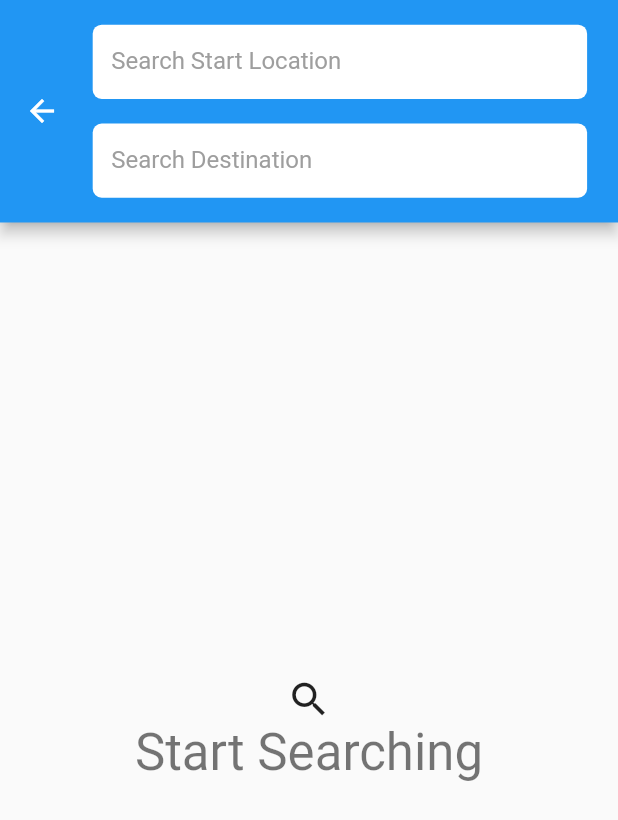
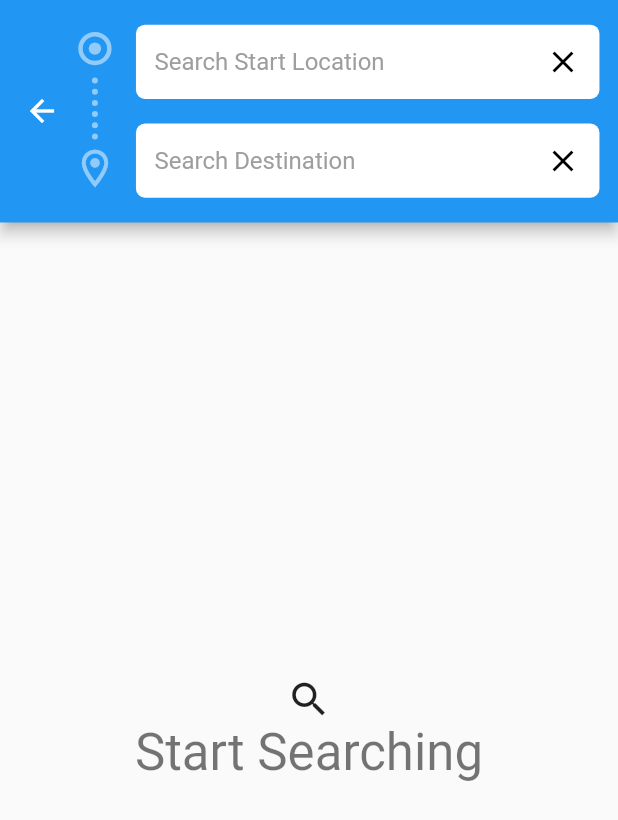
Before and after one commit to eeyla2/Final_year_projectt, a Flutter app: the DoubleSearchBarView screen opened by its route, on a phone screen of 412 x 824 dp. Shown: the top 820 px of the screen. Run offline on Flutter 3.47's test engine with Material 2 defaults, Android fonts, the phone set to English and light mode, and no system bars; our stand-ins replace cloud_firestore, connectivity_plus, firebase_auth, firebase_core, firebase_storage, flutter_spinkit and 5 more; missing offline and left inert: directed_graph; accounts and stored records are empty; network calls fail.

Commit message:
only final touches needs to be added to the map

```diff
--- a/lib/constants/nodes_var.dart
+++ b/lib/constants/nodes_var.dart
@@ -3,4 +3,5 @@ class NodesVar {
   static String name = 'name';
   static String x = 'x';
   static String y = 'y';
+
 }
--- a/lib/constants/route_points_var.dart
+++ b/lib/constants/route_points_var.dart
@@ -4,4 +4,5 @@ class RoutePointsVar {
   static String points = 'points';
   static String position = 'position';
   static String journeyName = 'journey_name';
+  static String weightClass='weight_class';
 }
--- a/lib/constants/routes_map_var.dart
+++ b/lib/constants/routes_map_var.dart
@@ -6,4 +6,5 @@ class RouteMapsVar {
   static String mapURL = 'map_url';
   static String totalWeight = 'total_weight';
   static String weightClass = 'weight_class';
+
 }
--- a/lib/main.dart
+++ b/lib/main.dart
@@ -42,8 +42,8 @@ Future<void> main() async {
           registerRoute: (context) => const RegisterView(),
           mapsRoute: (context) => const MainView(),
           verifyEmailRoute: (context) => const VerifyEmailView(),
-          newMapsRoute: (context) => const NewMapsView(startLocation: '',destination: '',),
-          doubleSearchBarRoute: (context) => const DoubleSearchBarView(),
+          newMapsRoute: (context) => const NewMapsView(startLocation: '',destination: '',weightClass: 1,),
+          doubleSearchBarRoute: (context) => const DoubleSearchBarView(weightClass: 1,),
         }),
   );
 }
--- a/lib/models/route_points.dart
+++ b/lib/models/route_points.dart
@@ -2,11 +2,12 @@ import 'package:cloud_firestore/cloud_firestore.dart';
 import 'package:legsfree/constants/route_points_var.dart';
 
 class RoutePointsModel {
-  int? position;
+  int? position,weightClass;
   String? location1, location2, points, journeyName;
   RoutePointsModel(
       {required this.location1,
       required this.location2,
+      required this.weightClass,
       required this.points,
       required this.position,
       required this.journeyName});
@@ -14,6 +15,7 @@ class RoutePointsModel {
       RoutePointsModel(
         location1: json[RoutePointsVar.location1].toString(),
         location2: json[RoutePointsVar.location2].toString(),
+        weightClass: json[RoutePointsVar.weightClass] as int,
         points: json[RoutePointsVar.points].toString(),
         position: json[RoutePointsVar.position] as int,
         journeyName: json[RoutePointsVar.journeyName].toString(),
@@ -23,6 +25,7 @@ class RoutePointsModel {
       RoutePointsVar.location1: location1,
       RoutePointsVar.location2: location2,
       RoutePointsVar.points: points,
+      RoutePointsVar.weightClass:weightClass,
       RoutePointsVar.position: position,
       RoutePointsVar.journeyName: journeyName,
     };
@@ -33,6 +36,7 @@ class RoutePointsModel {
     location2 = doc[RoutePointsVar.location2].toString();
     points = doc[RoutePointsVar.points].toString();
     position = doc[RoutePointsVar.position] as int;
+    weightClass=doc[RoutePointsVar.weightClass]as int;
     journeyName = doc[RoutePointsVar.journeyName].toString();
   }
 }
--- a/lib/views/maps/double_search_bar_view.dart
+++ b/lib/views/maps/double_search_bar_view.dart
@@ -6,8 +6,8 @@ import 'package:legsfree/services/local%20db%20helper/local_db_helper.dart';
 import 'package:legsfree/views/maps/new_maps_view.dart';
 
 class DoubleSearchBarView extends StatefulWidget {
-  const DoubleSearchBarView({super.key});
-
+  const DoubleSearchBarView({super.key, required this.weightClass});
+  final int weightClass;
   @override
   State<DoubleSearchBarView> createState() => _DoubleSearchBarViewState();
 }
@@ -50,14 +50,57 @@ class _DoubleSearchBarViewState extends State<DoubleSearchBarView> {
 
   @override
   Widget build(BuildContext context) {
+    print('WEIGHT CLASS ${widget.weightClass}');
     final size = MediaQuery.of(context).size;
     return Scaffold(
       appBar: AppBar(
         toolbarHeight: size.height * 0.18,
         //BACK BUTTON
-        leading: BackButton(),
+        leading: const BackButton(),
         //SEARCH FIELDS
         actions: [
+          Row(
+            children: [
+              Column(
+                mainAxisAlignment: MainAxisAlignment.center,
+                children: [
+                  Container(
+                    height: size.height * 0.027,
+                    width: size.width * 0.06,
+                    decoration: BoxDecoration(
+                        border: Border.all(
+                            color: Colors.white.withOpacity(0.5), width: 3),
+                        shape: BoxShape.circle),
+                    child: Padding(
+                      padding: const EdgeInsets.all(4),
+                      child: CircleAvatar(
+                        radius: size.width * 0.03,
+                        backgroundColor: Colors.white.withOpacity(0.5),
+                      ),
+                    ),
+                  ),
+                  SizedBox(height: size.height * 0.01),
+                  SizedBox(
+                    height: size.height * 0.05,
+                    child: Column(
+                      mainAxisAlignment: MainAxisAlignment.spaceBetween,
+                      children: [
+                        ...List.generate(
+                            6,
+                            (index) => CircleAvatar(
+                                  radius: 2,
+                                  backgroundColor:
+                                      Colors.white.withOpacity(0.5),
+                                ))
+                      ],
+                    ),
+                  ),
+                  SizedBox(height: size.height * 0.005),
+                  Icon(Icons.location_on_outlined,
+                      size: 30, color: Colors.white.withOpacity(0.5))
+                ],
+              ),
+              SizedBox(width: size.width * 0.03),
               Column(
                 children: [
                   _searchField(
@@ -67,7 +110,12 @@ class _DoubleSearchBarViewState extends State<DoubleSearchBarView> {
                           ? 'Search Start Location'
                           : selectedStartLocation,
                       selectedStartLocation == '' ? true : false,
-                  selectedStartLocation == '' ? Colors.grey : Colors.black),
+                      selectedStartLocation == '' ? Colors.grey : Colors.black,
+                      () {
+                    selectedStartLocation = '';
+                    startLocation.clear();
+                    setState(() {});
+                  }),
                   _searchField(
                       size,
                       destination,
@@ -79,7 +127,15 @@ class _DoubleSearchBarViewState extends State<DoubleSearchBarView> {
                           : selectedDestination == ''
                               ? true
                               : false,
-                  selectedDestination == '' ? Colors.grey : Colors.black)
+                      selectedDestination == '' ? Colors.grey : Colors.black,
+                      () {
+                    selectedDestination = '';
+                    destination.clear();
+                    setState(() {});
+                  }),
+                ],
+              ),
+              SizedBox(width: size.width * 0.03),
             ],
           )
         ],
@@ -115,7 +171,9 @@ class _DoubleSearchBarViewState extends State<DoubleSearchBarView> {
                           .where((item) => item.name!
                               .toLowerCase()
                               .contains(destination.text.toLowerCase()))
-                          .map((item) => ListTile(
+                          .map((item) {
+                        if (selectedStartLocation != item.name) {
+                          return ListTile(
                             title: Text(item.name!),
                             subtitle: const Text('University Park Campus'),
                             onTap: () {
@@ -125,8 +183,11 @@ class _DoubleSearchBarViewState extends State<DoubleSearchBarView> {
                                 _onSubmit();
                               });
                             },
-                              ))
-                          .toList(),
+                          );
+                        } else {
+                          return const SizedBox();
+                        }
+                      }).toList(),
                     )
                   :
                   //SEARCH PLACEHOLDER
@@ -149,15 +210,17 @@ class _DoubleSearchBarViewState extends State<DoubleSearchBarView> {
   }
 
   Container _searchField(Size size, TextEditingController controller,
-      String hintText, bool enable, Color hintColor) {
+      String hintText, bool enable, Color hintColor, VoidCallback onClear) {
     return Container(
       height: size.height * 0.06,
-      width: size.width * 0.8,
-      margin:
-          EdgeInsets.only(right: size.width * 0.05, top: size.height * 0.02),
+      width: size.width * 0.75,
+      margin: EdgeInsets.only(top: size.height * 0.02),
       padding: EdgeInsets.symmetric(horizontal: size.width * 0.03),
       decoration: BoxDecoration(
           color: Colors.white, borderRadius: BorderRadius.circular(6)),
+      child: Row(
+        children: [
+          Expanded(
             child: TextField(
               enabled: enable,
               controller: controller,
@@ -169,6 +232,12 @@ class _DoubleSearchBarViewState extends State<DoubleSearchBarView> {
                   hintStyle: TextStyle(color: hintColor),
                   border: InputBorder.none,
                   hintText: hintText),
+            ),
+          ),
+          InkWell(
+              onTap: onClear,
+              child: const Icon(Icons.close, color: Colors.black))
+        ],
       ),
     );
   }
@@ -199,12 +268,16 @@ class _DoubleSearchBarViewState extends State<DoubleSearchBarView> {
     //     }
     //   }
     // }
+    print('AAA $selectedDestination');
     Navigator.push(
         context,
         MaterialPageRoute(
             builder: (_) => NewMapsView(
                 destination: selectedDestination,
-                startLocation: selectedStartLocation)));
+                startLocation: selectedStartLocation,
+                weightClass: widget.weightClass)));
+
+
     print('GET NODES POINTS ${getNodePoints.length}');
     isLoading = false;
     setState(() {});
--- a/pubspec.yaml
+++ b/pubspec.yaml
@@ -55,6 +55,7 @@ dependencies:
   google_fonts: ^4.0.3
   screenshot: ^1.3.0
   firebase_storage: ^11.1.1
+  flutter_launcher_icons: ^0.13.1
 
 
 dev_dependencies:
@@ -82,6 +83,7 @@ flutter:
 
   assets:
     - images/map.png
+    - assets/icon/icon.png
 
   # To add assets to your application, add an assets section, like this:
   # assets:
```
Also changed, not shown: flutter_launcher_icons.yaml (added, +8 -0 lines), lib/services/local db helper/local_db_helper.dart (+45 -40 lines), lib/views/Login_view.dart (+5 -6 lines), lib/views/maps/maps_view.dart (+32 -7 lines), lib/views/maps/new_maps_view.dart (+58 -42 lines), assets/icon/icon.png (added), pubspec.lock, 35 other files. Lines whose indentation alone changed are shown as unchanged.
